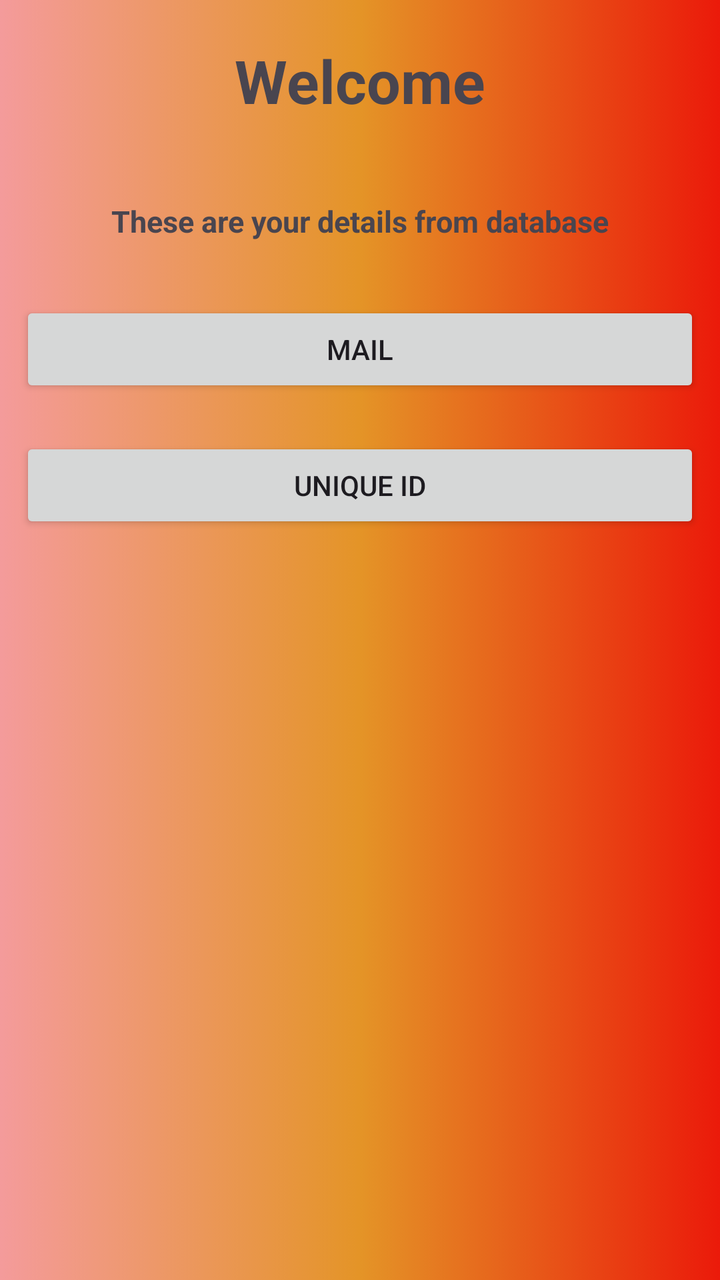
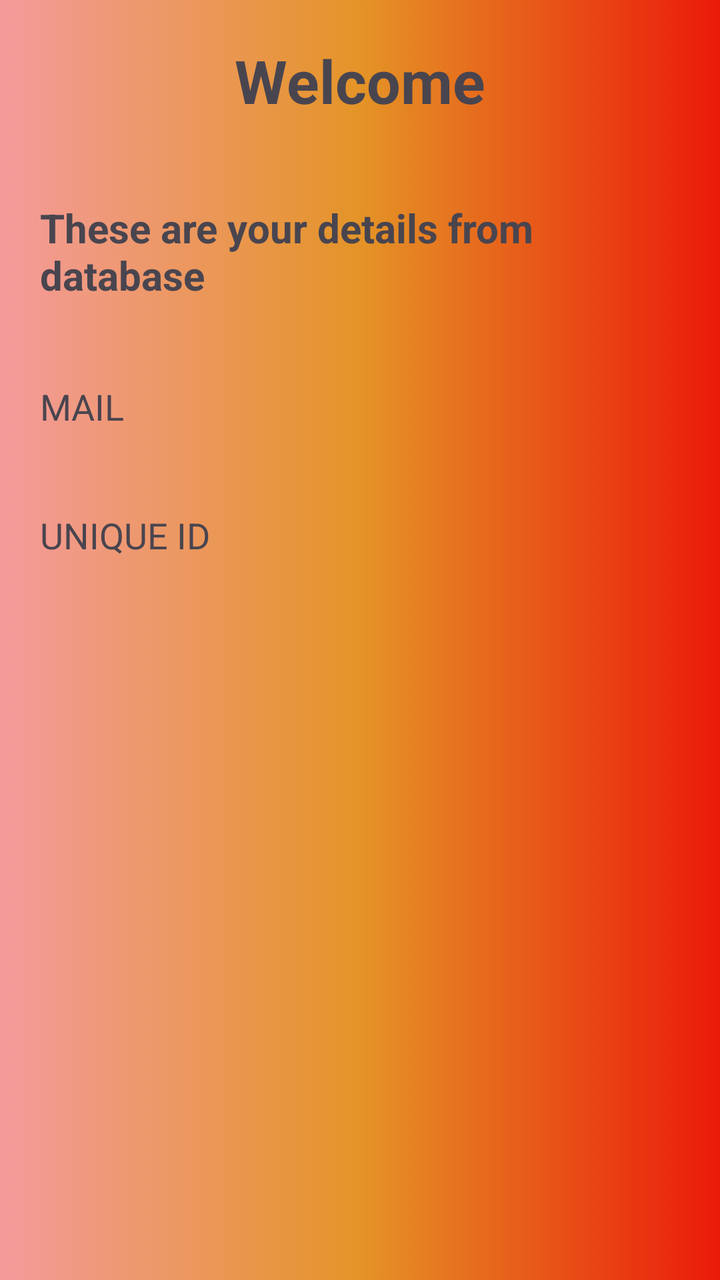

Two renders of the same Android screen: before a commit and after it. Below are the layout's source before the change and the commit's diff.
<!-- AndroidManifest.xml: application theme Theme.Logcat_and_Debugger -->
<!-- res/layout/activity_home.xml -->
<?xml version="1.0" encoding="utf-8"?>
<LinearLayout xmlns:android="http://schemas.android.com/apk/res/android"
    xmlns:app="http://schemas.android.com/apk/res-auto"
    xmlns:tools="http://schemas.android.com/tools"
    android:id="@+id/main"
    android:layout_width="match_parent"
    android:layout_height="match_parent"
    android:orientation="vertical"
    android:background="@drawable/mainbackground"
    tools:context=".HomeActivity">

    <TextView
        android:id="@+id/textView3"
        android:layout_width="wrap_content"
        android:layout_height="wrap_content"
        android:textSize="30dp"
        android:textStyle="bold"
        android:layout_margin="20dp"
        android:layout_gravity="center"
        android:text="Welcome" />

    <TextView
        android:id="@+id/textView4"
        android:layout_width="wrap_content"
        android:layout_height="wrap_content"
        android:textStyle="bold"
        android:textSize="15dp"
        android:layout_gravity="center"
        android:layout_margin="20dp"
        android:text="These are your details from database" />

    <Button
        android:id="@+id/btnMail"
        android:layout_width="match_parent"
        android:layout_height="wrap_content"
        android:layout_gravity="center"
        android:layout_margin="10dp"
        android:text="MAIL" />

    <Button
        android:id="@+id/btnUnique"
        android:layout_width="match_parent"
        android:layout_height="wrap_content"
        android:layout_gravity="center"
        android:layout_margin="10dp"
        android:text="UNIQUE ID" />
</LinearLayout>
<!-- resources referenced by this layout -->
<resources>
  <!-- drawable mainbackground (drawable) -->
  <?xml version="1.0" encoding="utf-8"?>
  <selector xmlns:android="http://schemas.android.com/apk/res/android">
      <item>
          <shape android:shape="rectangle">
              <gradient
                  android:startColor="#F49B9B"
                  android:centerColor="#E49427"
                  android:endColor="#EB1A0A">
              </gradient>
          </shape>
      </item>
  
  </selector>
  <style name="Theme.Logcat_and_Debugger" parent="Base.Theme.Logcat_and_Debugger" />
  <style name="Base.Theme.Logcat_and_Debugger" parent="Theme.Material3.DayNight.NoActionBar">
          
          
      </style>
</resources>

<!-- the commit's change to res/layout/activity_home.xml (unified diff, before → after) -->
@@ -10,7 +10,7 @@
     tools:context=".HomeActivity">
 
     <TextView
-        android:id="@+id/textView3"
+        android:id="@+id/textwelcome"
         android:layout_width="wrap_content"
         android:layout_height="wrap_content"
         android:textSize="30dp"
@@ -24,24 +24,26 @@
         android:layout_width="wrap_content"
         android:layout_height="wrap_content"
         android:textStyle="bold"
-        android:textSize="15dp"
+        android:textSize="20dp"
         android:layout_gravity="center"
         android:layout_margin="20dp"
         android:text="These are your details from database" />
 
-    <Button
-        android:id="@+id/btnMail"
+    <TextView
+        android:id="@+id/tvMail"
         android:layout_width="match_parent"
         android:layout_height="wrap_content"
         android:layout_gravity="center"
-        android:layout_margin="10dp"
+        android:textSize="18dp"
+        android:layout_margin="20dp"
         android:text="MAIL" />
 
-    <Button
-        android:id="@+id/btnUnique"
+    <TextView
+        android:id="@+id/tvUnique"
         android:layout_width="match_parent"
         android:layout_height="wrap_content"
         android:layout_gravity="center"
-        android:layout_margin="10dp"
+        android:textSize="18dp"
+        android:layout_margin="20dp"
         android:text="UNIQUE ID" />
 </LinearLayout>
